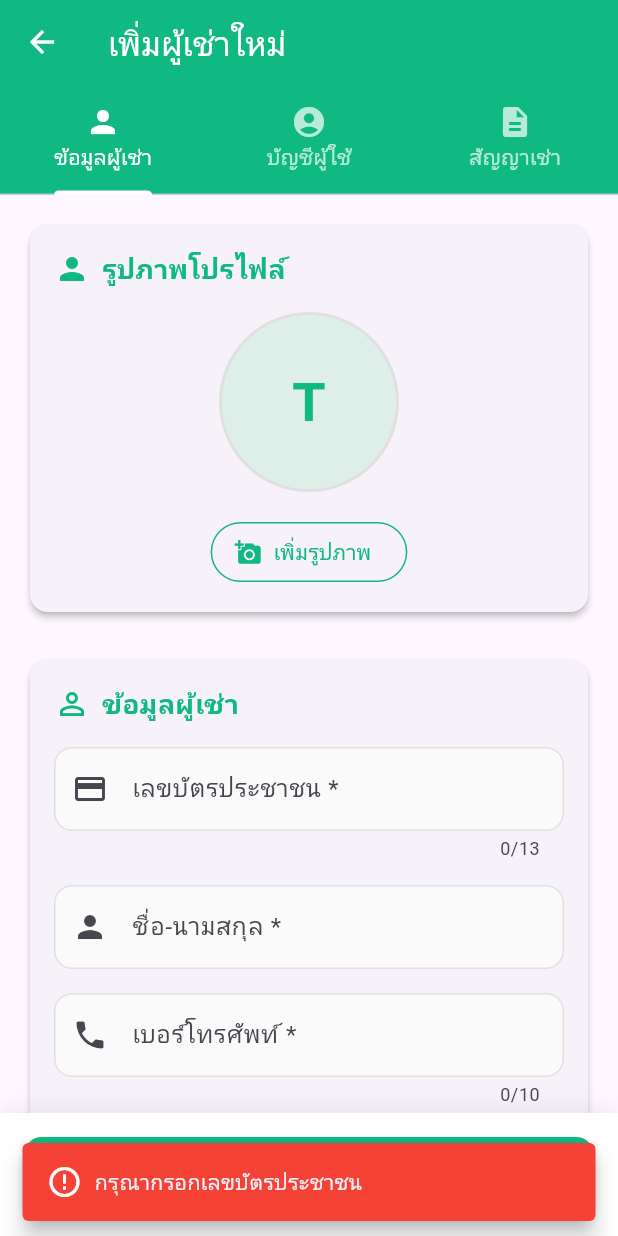
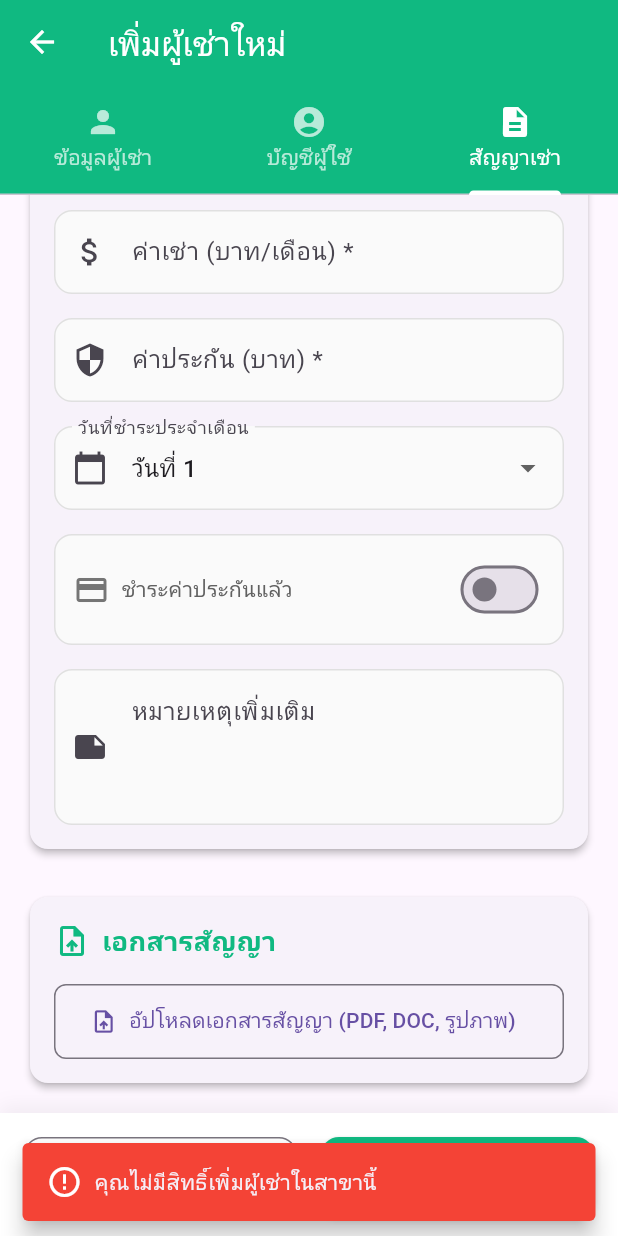
Before and after one commit to Satjatum/Manager_Room_ProjectV1, a Flutter app: the TenantAddUI screen opened directly, tab 3 chosen, scrolled down 440 dp, after a tap on "บันทึกข้อมูล", on a phone screen of 412 x 824 dp. Run offline on Flutter 3.47's test engine with Material 3 defaults, Android fonts, the light colour scheme and no system bars; our stand-ins replace file_picker, image_picker, shared_preferences, supabase_flutter; accounts and stored records are empty; network calls fail.

Commit message:
feat(tenants): allow Admin branch managers to create tenants in their managed branches\n\n- Service: TenantService.createTenant accepts Admin managers for target branch\n- UI: tenant_add_ui checks permission before saving and blocks with clear message\n\nDroid-assisted: Enables admin branch managers to add tenants while keeping service-level enforcement.

```diff
--- a/lib/views/superadmin/tenant_add_ui.dart
+++ b/lib/views/superadmin/tenant_add_ui.dart
@@ -598,6 +598,24 @@ class _TenantAddUIState extends State<TenantAddUI>
     if (_currentUser == null) {
       _showErrorSnackBar('กรุณาเข้าสู่ระบบก่อนเพิ่มผู้เช่า');
       Navigator.of(context).pop();
+      return;
+    }
+
+    // Permission pre-check: SuperAdmin/manageTenants OR Admin who manages selected branch
+    bool allowed = _currentUser!.hasAnyPermission([
+      DetailedPermission.all,
+      DetailedPermission.manageTenants,
+    ]);
+
+    if (!allowed && _currentUser!.userRole == UserRole.admin) {
+      if (_selectedBranchId != null && _selectedBranchId!.isNotEmpty) {
+        allowed = await RoomService.isUserManagerOfBranch(
+            _currentUser!.userId, _selectedBranchId!);
+      }
+    }
+
+    if (!allowed) {
+      _showErrorSnackBar('คุณไม่มีสิทธิ์เพิ่มผู้เช่าในสาขานี้');
       return;
     }
 
```
Also changed, not shown: lib/services/tenant_service.dart (+18 -3 lines).
